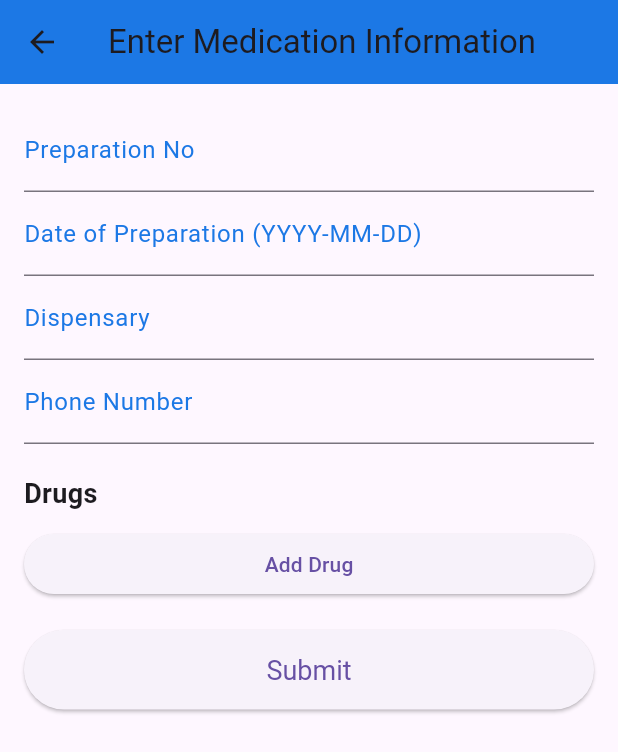
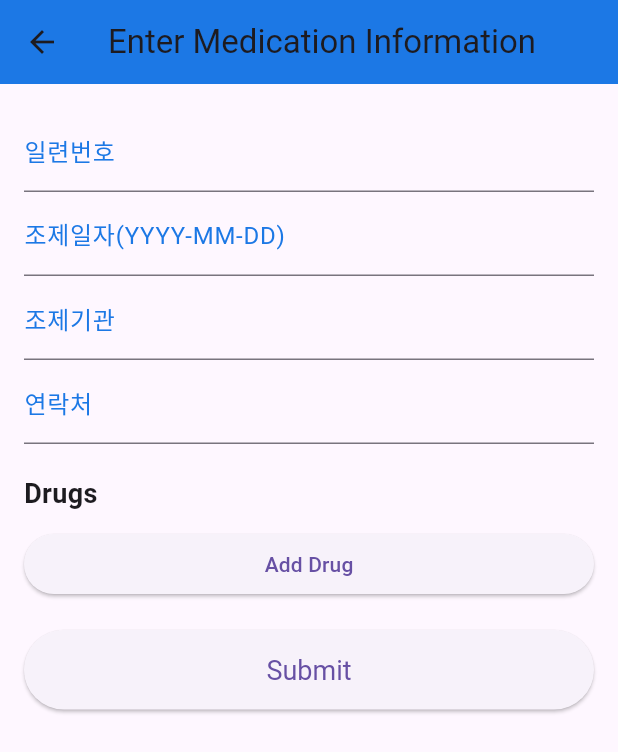
Before and after one commit to PurpleBananass/NMNY, a Flutter app: the ManualMedicationEntryPage screen opened by its route, after a tap on "Add Drug", after a tap on the "delete" icon, on a phone screen of 412 x 824 dp. Shown: the top 752 px of the screen. Run offline on Flutter 3.47's test engine with Material 3 defaults, Android fonts, the light colour scheme and no system bars; our stand-ins replace qr_flutter, shared_preferences; accounts and stored records are empty.

Commit message:
manual entry Korean

```diff
--- a/lib/manual_medication_entry_page.dart
+++ b/lib/manual_medication_entry_page.dart
@@ -16,6 +16,7 @@ class _ManualMedicationEntryPageState extends State<ManualMedicationEntryPage> {
   final _phoneNumberController = TextEditingController();
 
   List<Map<String, TextEditingController>> _drugControllers = [];
+  int _drugCounter = 1;
 
   @override
   void dispose() {
@@ -34,7 +35,7 @@ class _ManualMedicationEntryPageState extends State<ManualMedicationEntryPage> {
   void _addDrug() {
     setState(() {
       _drugControllers.add({
-        'No': TextEditingController(),
+        'No': TextEditingController(text: _drugCounter.toString()),
         'Effect': TextEditingController(),
         'Code': TextEditingController(),
         'Name': TextEditingController(),
@@ -44,12 +45,18 @@ class _ManualMedicationEntryPageState extends State<ManualMedicationEntryPage> {
         'DailyDose': TextEditingController(),
         'TotalDosingDays': TextEditingController(),
       });
+      _drugCounter++;
     });
   }
 
   void _removeDrug(int index) {
     setState(() {
       _drugControllers.removeAt(index);
+      _drugCounter--;
+      // Reassign drug numbers
+      for (int i = 0; i < _drugControllers.length; i++) {
+        _drugControllers[i]['No']!.text = (i + 1).toString();
+      }
     });
   }
 
@@ -119,7 +126,7 @@ class _ManualMedicationEntryPageState extends State<ManualMedicationEntryPage> {
             children: <Widget>[
               TextFormField(
                 controller: _preparationNoController,
-                decoration: InputDecoration(labelText: 'Preparation No'),
+                decoration: InputDecoration(labelText: '일련번호'),
                 validator: (value) {
                   if (value == null || value.isEmpty) {
                     return 'Please enter the preparation number';
@@ -129,7 +136,7 @@ class _ManualMedicationEntryPageState extends State<ManualMedicationEntryPage> {
               ),
               TextFormField(
                 controller: _preparationDateController,
-                decoration: InputDecoration(labelText: 'Date of Preparation (YYYY-MM-DD)'),
+                decoration: InputDecoration(labelText: '조제일자(YYYY-MM-DD)'),
                 validator: (value) {
                   if (value == null || value.isEmpty) {
                     return 'Please enter the date of preparation';
@@ -139,7 +146,7 @@ class _ManualMedicationEntryPageState extends State<ManualMedicationEntryPage> {
               ),
               TextFormField(
                 controller: _dispensaryController,
-                decoration: InputDecoration(labelText: 'Dispensary'),
+                decoration: InputDecoration(labelText: '조제기관'),
                 validator: (value) {
                   if (value == null || value.isEmpty) {
                     return 'Please enter the dispensary';
@@ -149,7 +156,7 @@ class _ManualMedicationEntryPageState extends State<ManualMedicationEntryPage> {
               ),
               TextFormField(
                 controller: _phoneNumberController,
-                decoration: InputDecoration(labelText: 'Phone Number'),
+                decoration: InputDecoration(labelText: '연락처'),
                 validator: (value) {
                   if (value == null || value.isEmpty) {
                     return 'Please enter the phone number';
@@ -182,7 +189,7 @@ class _ManualMedicationEntryPageState extends State<ManualMedicationEntryPage> {
                         ...controllers.entries.map((controllerEntry) {
                           return TextFormField(
                             controller: controllerEntry.value,
-                            decoration: InputDecoration(labelText: controllerEntry.key),
+                            decoration: InputDecoration(labelText: _getLabelText(controllerEntry.key)),
                             validator: (value) {
                               if (value == null || value.isEmpty) {
                                 return 'Please enter ${controllerEntry.key}';
@@ -216,4 +223,28 @@ class _ManualMedicationEntryPageState extends State<ManualMedicationEntryPage> {
       ),
     );
   }
+   String _getLabelText(String key) {
+    switch (key) {
+      case 'No':
+        return '번호';
+      case 'Effect':
+        return '약효';
+      case 'Code':
+        return '약품코드';
+      case 'Name':
+        return '제품명';
+      case 'Component':
+        return '성분명';
+      case 'Quantity':
+        return '함량';
+      case 'DosagePerOnce':
+        return '1회 투약량';
+      case 'DailyDose':
+        return '1일 투여횟수';
+      case 'TotalDosingDays':
+        return '총 투약일수';
+      default:
+        return key;
+    }
+  }
 }
--- a/lib/success_page.dart
+++ b/lib/success_page.dart
@@ -74,13 +74,13 @@ class SuccessPage extends StatelessWidget {
           children: <Widget>[
             SizedBox(height: 20),
             Text(
-              'KB모바일인증을 진행해주세요.',
+              '카카오톡 모바일인증을 진행해주세요.',
               style: TextStyle(fontSize: 18, fontWeight: FontWeight.bold),
               textAlign: TextAlign.center,
             ),
             SizedBox(height: 20),
             Text(
-              '입력하신 휴대폰으로 인증 요청 메시지를 보냈습니다.\nKB스타뱅킹앱에서 인증을 진행해주세요.',
+              '입력하신 휴대폰으로 인증 요청 메시지를 보냈습니다.\n카카오톡앱에서 인증을 진행해주세요.',
               textAlign: TextAlign.center,
             ),
             SizedBox(height: 40),
@@ -91,15 +91,7 @@ class SuccessPage extends StatelessWidget {
                   children: <Widget>[
                     Icon(Icons.message, size: 50),
                     SizedBox(height: 10),
-                    Text('STEP 01\nKB스타뱅킹앱에서\n메시지 확인', textAlign: TextAlign.center),
-                  ],
-                ),
-                Icon(Icons.arrow_forward, size: 30),
-                Column(
-                  children: <Widget>[
-                    Icon(Icons.verified_user, size: 50),
-                    SizedBox(height: 10),
-                    Text('STEP 02\nKB모바일인증서\n인증진행', textAlign: TextAlign.center),
+                    Text('STEP 01\n카카오톡앱에서\n메시지 확인', textAlign: TextAlign.center),
                   ],
                 ),
                 Icon(Icons.arrow_forward, size: 30),
@@ -107,7 +99,7 @@ class SuccessPage extends StatelessWidget {
                   children: <Widget>[
                     Icon(Icons.check_circle, size: 50),
                     SizedBox(height: 10),
-                    Text('STEP 03\n인증 완료 후,\n현재 화면의 인증 완료 클릭', textAlign: TextAlign.center),
+                    Text('STEP 02\n인증 완료 후,\n현재 화면의 인증 완료 클릭', textAlign: TextAlign.center),
                   ],
                 ),
               ],
```
